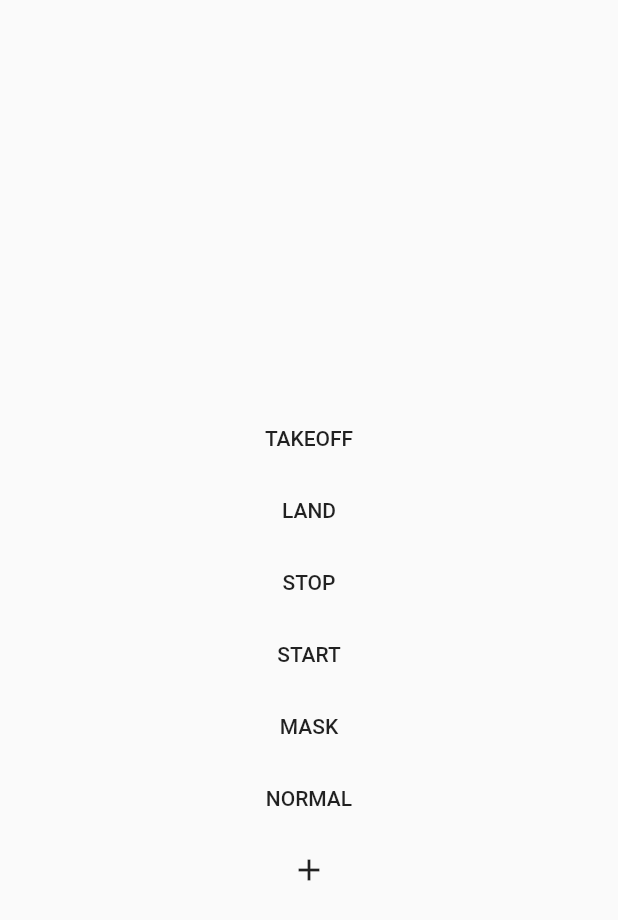
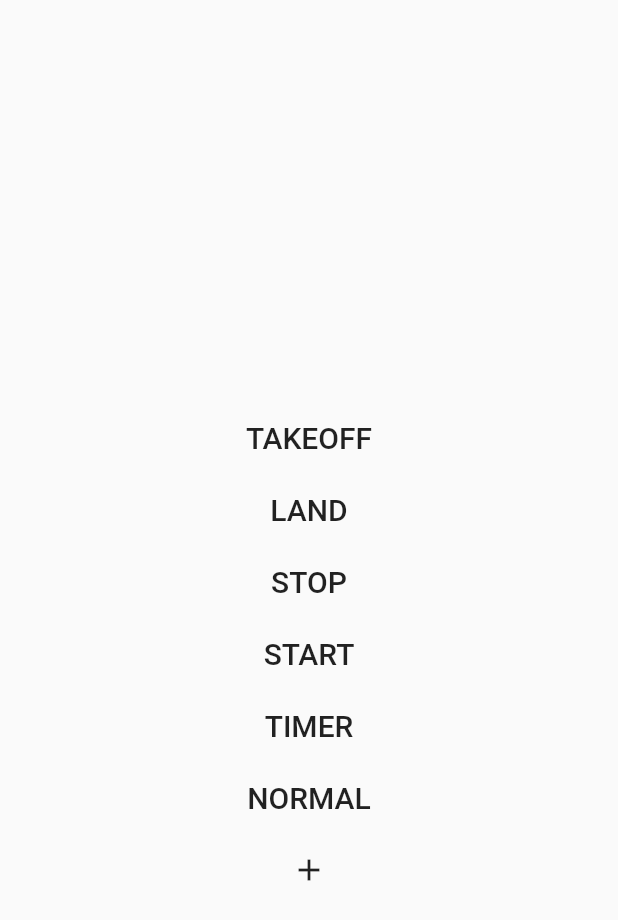
Before and after one commit to thootau99/lastview, a Flutter app: the MyHomePage screen opened directly, on a phone screen of 412 x 824 dp. Shown: the top 920 px of the screen. Run offline on Flutter 3.47's test engine with Material 2 defaults, Android fonts, the phone set to English and light mode, and no system bars; drawn by our look-alikes of overlay_support; our stand-ins replace adaptive_dialog, cached_network_image, cloud_firestore, firebase_core, firebase_messaging, firebase_storage and 3 more; missing offline and left inert: cupertino_stackview; accounts and stored records are empty; network calls fail.

Commit message:
new feature to action page.

```diff
--- a/lib/pages/action_page.dart
+++ b/lib/pages/action_page.dart
@@ -1,4 +1,7 @@
+import 'package:adaptive_dialog/adaptive_dialog.dart';
+import 'package:flutter/cupertino.dart';
 import 'package:flutter/material.dart';
+import 'package:flutter/services.dart';
 import 'package:http/http.dart' as http;
 import 'dart:convert';
 
@@ -25,6 +28,7 @@ class MyHomePage extends StatefulWidget {
 }
 
 class _MyHomePageState extends State<MyHomePage> {
+  String minutes = "";
   _fetchData() async {
     setState(() {});
     String result = '';
@@ -55,6 +59,7 @@ class _MyHomePageState extends State<MyHomePage> {
     return Scaffold(
       body: Container(
         child: Column(
+          crossAxisAlignment: CrossAxisAlignment.center,
           children: <Widget>[
             new Flexible(
               child: new ListView.builder(
@@ -69,7 +74,10 @@ class _MyHomePageState extends State<MyHomePage> {
                   var url = SERVER + "new_data?ins=takeoff";
                   http.get(url);
                 },
-                child: Text("TAKEOFF"),
+                child: Text(
+                  "TAKEOFF",
+                  style: TextStyle(fontSize: 20),
+                ),
               ),
             ),
             FlatButton(
@@ -77,35 +85,44 @@ class _MyHomePageState extends State<MyHomePage> {
                 var url = SERVER + "new_data?ins=land";
                 http.get(url);
               },
-              child: Text("LAND"),
+              child: Text("LAND", style: TextStyle(fontSize: 20)),
             ),
             FlatButton(
               onPressed: () {
                 var url = SERVER + "stopwork";
                 http.get(url);
               },
-              child: Text("STOP"),
+              child: Text("STOP", style: TextStyle(fontSize: 20)),
             ),
             FlatButton(
               onPressed: () {
                 var url = SERVER + "startwork";
                 http.get(url);
               },
-              child: Text("START"),
+              child: Text("START", style: TextStyle(fontSize: 20)),
             ),
             FlatButton(
-              onPressed: () {
-                String setname = SERVER + "mask";
+              onPressed: () async {
+                final text = await showTextInputDialog(
+                  context: context,
+                  textFields: const [
+                    DialogTextField(),
+                  ],
+                  title: 'Enter time in mintue',
+                  message: 'The drone will fly after the time',
+                );
+
+                String setname = SERVER + "timer?time=" + text[0];
                 http.get(setname);
               },
-              child: Text("MASK"),
+              child: Text("TIMER", style: TextStyle(fontSize: 20)),
             ),
             FlatButton(
               onPressed: () {
                 String setname = SERVER + "normal";
                 http.get(setname);
               },
-              child: Text("NORMAL"),
+              child: Text("NORMAL", style: TextStyle(fontSize: 20)),
             ),
             FlatButton(
               onPressed: _fetchData,
--- a/pubspec.yaml
+++ b/pubspec.yaml
@@ -37,6 +37,7 @@ dependencies:
   cloud_firestore: ^0.14.1+3
   firebase_storage: ^4.0.1
   firebase_messaging: ^7.0.3
+  adaptive_dialog: ^0.9.1
   image_picker:
     git:
       url: https://github.com/cpboyd/plugins.git
```
Also changed, not shown: pubspec.lock, 1 other file.
